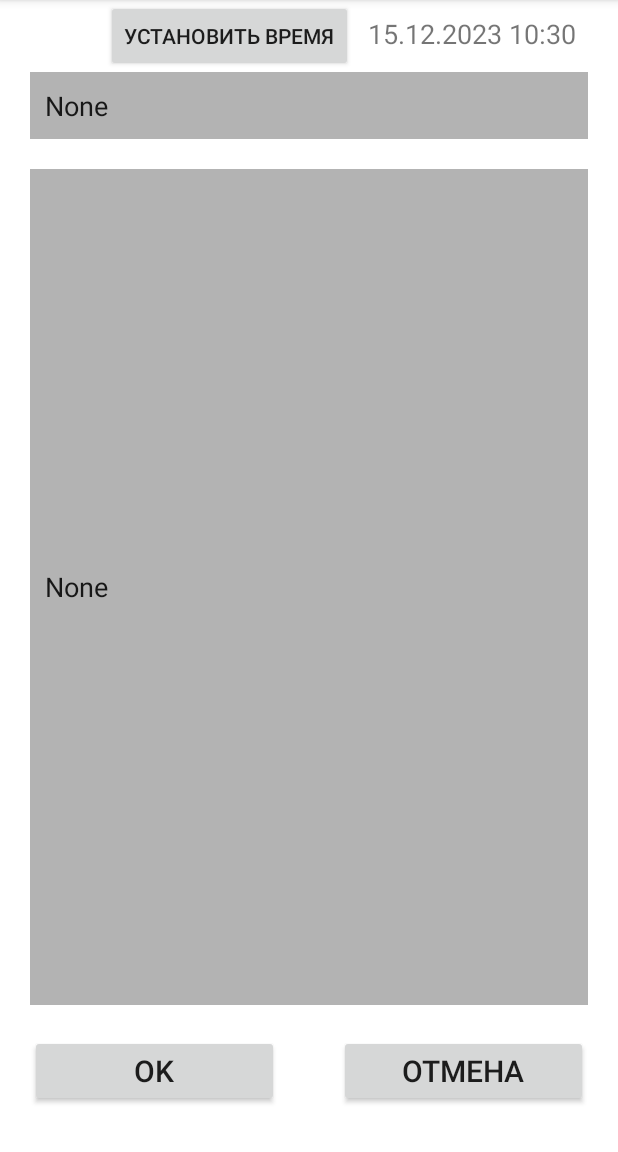
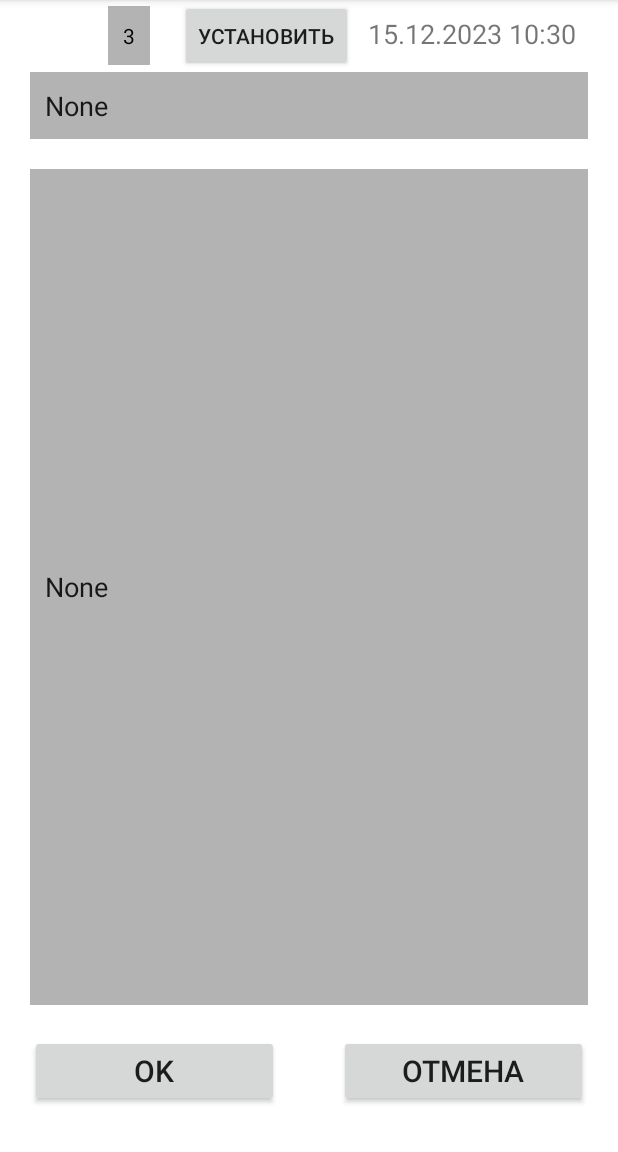
Before and after one commit to RPO-Mobile/Pract24, an Android app: the Second screen opened directly, with no data from a screen before it, on a phone screen of 412 x 824 dp, the part 84-1236 px from its top. Run offline under Robolectric (Android 15) with nearby library versions, the phone set to English and light mode, and no system bars.

```diff
--- a/app/src/main/java/com/example/pract27/ActivityClasses/Main.kt
+++ b/app/src/main/java/com/example/pract27/ActivityClasses/Main.kt
@@ -7,6 +7,7 @@ import android.view.View
 import android.widget.AdapterView
 import android.widget.ArrayAdapter
 import androidx.activity.result.contract.ActivityResultContracts
+import com.example.pract27.Database.NoteContract
 import com.example.pract27.ListAdapter
 import com.example.pract27.Note
 import com.example.pract27.R
@@ -16,6 +17,8 @@ class Main : MyBaseActivity() {
     private lateinit var adapter: ListAdapter
     private lateinit var mainAct: MainActBinding
     override fun onCreate(savedInstanceState: Bundle?) {
+
+
         mainAct = MainActBinding.inflate(layoutInflater)
         super.onCreate(savedInstanceState)
         setContentView(mainAct.root)
--- a/app/src/main/java/com/example/pract27/ActivityClasses/Second.kt
+++ b/app/src/main/java/com/example/pract27/ActivityClasses/Second.kt
@@ -5,11 +5,15 @@ import android.content.Intent
 import android.os.Bundle
 import android.text.Editable
 import android.text.TextWatcher
+import android.view.View
+import android.widget.AdapterView
+import android.widget.ArrayAdapter
 import com.example.pract27.Dialogs.DatePickerFragment
 import com.example.pract27.Dialogs.IDatePickerListener
 import com.example.pract27.Dialogs.ITimePickerListener
 import com.example.pract27.Dialogs.TimePickerFragment
 import com.example.pract27.Note
+import com.example.pract27.R
 import com.example.pract27.databinding.SecondActBinding
 import java.time.LocalDate
 import java.time.LocalDateTime
@@ -55,6 +59,9 @@ class Second : MyBaseActivity(), ITimePickerListener, IDatePickerListener {
         secondAct.etTitle.setText(note.title)
         secondAct.etText.setText(note.text)
         secondAct.tvTime.text = note.creationTime.format(DateTimeFormatter.ofPattern(DATE_PATTERN))
+
+        spinnerSetup()
+        secondAct.spSort.setSelection(note.importance)
     }
 
     private fun closeActivity(resultCode: Int){
@@ -66,7 +73,7 @@ class Second : MyBaseActivity(), ITimePickerListener, IDatePickerListener {
             DateTimeFormatter.ofPattern(DATE_PATTERN))
         val intent = Intent()
         intent.putExtra(EXTRA_ACTION_CODE, data.getIntExtra(EXTRA_ACTION_CODE, CREATE_ACTION))
-        intent.putExtra(EXTRA_NOTE, Note(title, text, note.id, dateTime))
+        intent.putExtra(EXTRA_NOTE, Note(title, text, id = note.id, importance = note.importance, creationTime = dateTime))
         intent.putExtra(EXTRA_ID, data.getIntExtra(EXTRA_ID, 0))
         setResult(resultCode, intent)
         finish()
@@ -87,4 +94,31 @@ class Second : MyBaseActivity(), ITimePickerListener, IDatePickerListener {
         secondAct.tvTime.text = newDateTime.format(DateTimeFormatter.ofPattern(DATE_PATTERN))
         note.creationTime = newDateTime
     }
+
+
+    private fun spinnerSetup(){
+        ArrayAdapter.createFromResource(
+            this,
+            R.array.fuck_array,
+            R.layout.sp_item
+        ).also {
+            it.setDropDownViewResource(android.R.layout.simple_spinner_dropdown_item)
+            secondAct.spSort.adapter = it
+        }
+
+        secondAct.spSort.onItemSelectedListener = object : AdapterView.OnItemSelectedListener{
+            override fun onItemSelected(
+                parent: AdapterView<*>?,
+                view: View?,
+                position: Int,
+                id: Long
+            ) {
+                note.importance = id.toInt()
+            }
+
+            override fun onNothingSelected(parent: AdapterView<*>?) {
+                TODO("Not yet implemented")
+            }
+        }
+    }
 }
--- a/app/src/main/java/com/example/pract27/Note.kt
+++ b/app/src/main/java/com/example/pract27/Note.kt
@@ -11,6 +11,7 @@ class Note (
     var title: String,
     var text : String,
     var id: Int = -1,
+    var importance: Int = 2,
     var creationTime: LocalDateTime = LocalDateTime.now()) : Parcelable {
     @RequiresApi(Build.VERSION_CODES.O)
 
@@ -18,13 +19,15 @@ class Note (
         title = parcel.readString() ?: "none",
         text = parcel.readString() ?: "none",
         id = parcel.readInt() ?: -1,
-        creationTime = LocalDateTime.parse(parcel.readString()))
+        creationTime = LocalDateTime.parse(parcel.readString()),
+        importance = parcel.readInt())
 
     override fun writeToParcel(parcel: Parcel, flags: Int) {
         parcel.writeString(title)
         parcel.writeString(text)
         parcel.writeInt(id)
         parcel.writeString(creationTime.toString())
+        parcel.writeInt(importance)
     }
     override fun describeContents(): Int = 0
     companion object CREATOR : Parcelable.Creator<Note> {
--- a/app/src/main/res/layout/second_act.xml
+++ b/app/src/main/res/layout/second_act.xml
@@ -7,11 +7,19 @@
         android:layout_width="match_parent"
         android:layout_height="wrap_content"
         android:gravity="right">
+        <Spinner
+            android:id="@+id/spSort"
+            android:layout_width="wrap_content"
+            android:layout_height="wrap_content"
+            android:layout_marginRight="20dp"
+            android:padding="10dp"
+            android:textSize="14sp"
+            android:background="@color/lightGray"/>
         <Button
             android:id="@+id/setTime"
             android:layout_width="wrap_content"
             android:layout_height="wrap_content"
-            android:text="Установить время"/>
+            android:text="Установить"/>
         <TextView
             android:id="@+id/tvTime"
             android:layout_width="wrap_content"
--- a/app/src/main/res/values/arrays.xml
+++ b/app/src/main/res/values/arrays.xml
@@ -6,4 +6,9 @@
             <item>По возрастанию даты</item>
             <item>По убыванию даты</item>
         </string-array>
+    <string-array name= "fuck_array">
+        <item>1</item>
+        <item>2</item>
+        <item>3</item>
+    </string-array>
 </resources>
```
Also changed, not shown: app/src/main/java/com/example/pract27/Database/NoteContract.kt (+6 -3 lines), app/src/main/java/com/example/pract27/Database/Repositories/SqLiteNoteRepository.kt (+9 -3 lines).
